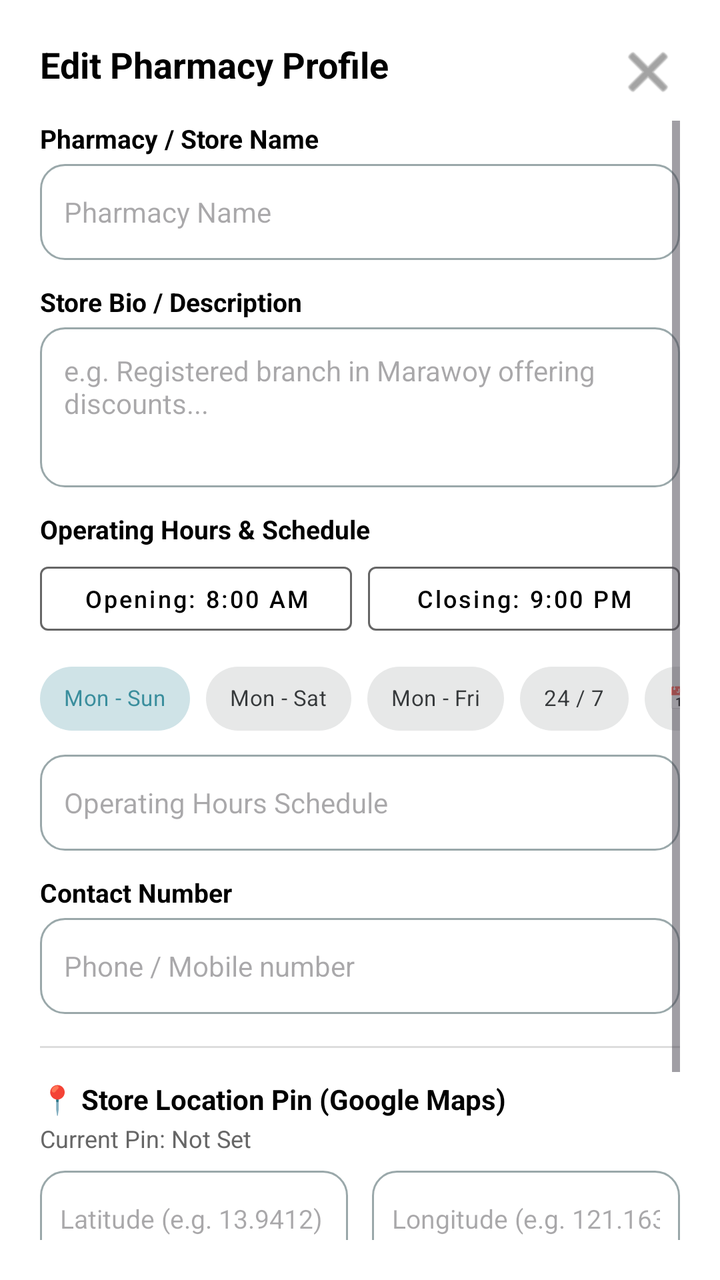
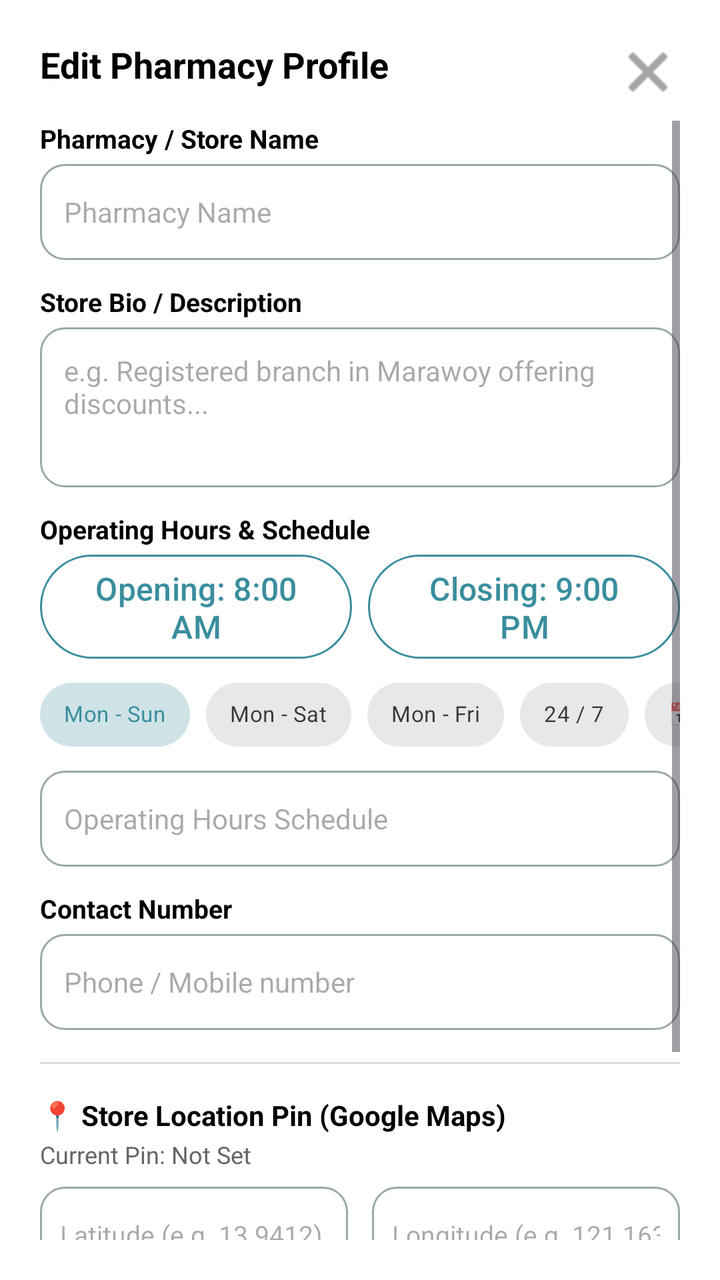

The first picture is an Android layout as it rendered before a commit; the second is the same layout after the commit. The layout source and the unified diff follow.
<!-- AndroidManifest.xml: application theme Theme.PharmaFind -->
<!-- res/layout/dialog_edit_pharmacy_profile.xml -->
<?xml version="1.0" encoding="utf-8"?>
<androidx.constraintlayout.widget.ConstraintLayout xmlns:android="http://schemas.android.com/apk/res/android"
    xmlns:app="http://schemas.android.com/apk/res-auto"
    android:layout_width="match_parent"
    android:layout_height="wrap_content"
    android:background="@color/white"
    android:padding="20dp">

    
    <TextView
        android:id="@+id/tvEditProfileTitle"
        android:layout_width="wrap_content"
        android:layout_height="wrap_content"
        android:text="Edit Pharmacy Profile"
        android:textColor="@color/black"
        android:textSize="18sp"
        android:textStyle="bold"
        app:layout_constraintStart_toStartOf="parent"
        app:layout_constraintTop_toTopOf="parent" />

    <ImageButton
        android:id="@+id/btnCloseEditProfile"
        android:layout_width="32dp"
        android:layout_height="32dp"
        android:background="?attr/selectableItemBackgroundBorderless"
        android:contentDescription="Close"
        android:src="@android:drawable/ic_menu_close_clear_cancel"
        app:tint="@color/text_gray"
        app:layout_constraintEnd_toEndOf="parent"
        app:layout_constraintTop_toTopOf="parent" />

    <ScrollView
        android:layout_width="match_parent"
        android:layout_height="wrap_content"
        android:layout_marginTop="16dp"
        app:layout_constraintTop_toBottomOf="@id/tvEditProfileTitle">

        <LinearLayout
            android:layout_width="match_parent"
            android:layout_height="wrap_content"
            android:orientation="vertical">

            
            <TextView
                android:layout_width="wrap_content"
                android:layout_height="wrap_content"
                android:text="Pharmacy / Store Name"
                android:textColor="@color/black"
                android:textSize="13sp"
                android:textStyle="bold" />

            <EditText
                android:id="@+id/etPharmacyNameEdit"
                android:layout_width="match_parent"
                android:layout_height="48dp"
                android:layout_marginTop="4dp"
                android:layout_marginBottom="12dp"
                android:background="@drawable/edittext_background"
                android:hint="Pharmacy Name"
                android:inputType="text"
                android:paddingHorizontal="12dp"
                android:textColor="@color/black"
                android:textSize="14sp" />

            
            <TextView
                android:layout_width="wrap_content"
                android:layout_height="wrap_content"
                android:text="Store Bio / Description"
                android:textColor="@color/black"
                android:textSize="13sp"
                android:textStyle="bold" />

            <EditText
                android:id="@+id/etBioEdit"
                android:layout_width="match_parent"
                android:layout_height="80dp"
                android:layout_marginTop="4dp"
                android:layout_marginBottom="12dp"
                android:background="@drawable/edittext_background"
                android:gravity="top|start"
                android:hint="e.g. Registered branch in Marawoy offering discounts..."
                android:inputType="textMultiLine"
                android:padding="12dp"
                android:textColor="@color/black"
                android:textSize="14sp" />

            
            <TextView
                android:layout_width="wrap_content"
                android:layout_height="wrap_content"
                android:text="Operating Hours &amp; Schedule"
                android:textColor="@color/black"
                android:textSize="13sp"
                android:textStyle="bold" />

            
            <LinearLayout
                android:layout_width="match_parent"
                android:layout_height="wrap_content"
                android:layout_marginTop="4dp"
                android:orientation="horizontal">

                <com.google.android.material.button.MaterialButton
                    android:id="@+id/btnOpeningTime"
                    style="@style/Widget.MaterialComponents.Button.OutlinedButton"
                    android:layout_width="0dp"
                    android:layout_height="44dp"
                    android:layout_marginEnd="4dp"
                    android:layout_weight="1"
                    android:text="Opening: 8:00 AM"
                    android:textAllCaps="false"
                    android:textColor="@color/black"
                    android:textSize="12sp"
                    app:strokeColor="@color/text_gray" />

                <com.google.android.material.button.MaterialButton
                    android:id="@+id/btnClosingTime"
                    style="@style/Widget.MaterialComponents.Button.OutlinedButton"
                    android:layout_width="0dp"
                    android:layout_height="44dp"
                    android:layout_marginStart="4dp"
                    android:layout_weight="1"
                    android:text="Closing: 9:00 PM"
                    android:textAllCaps="false"
                    android:textColor="@color/black"
                    android:textSize="12sp"
                    app:strokeColor="@color/text_gray" />

            </LinearLayout>

            
            <HorizontalScrollView
                android:layout_width="match_parent"
                android:layout_height="wrap_content"
                android:layout_marginTop="4dp"
                android:scrollbars="none">

                <com.google.android.material.chip.ChipGroup
                    android:id="@+id/chipGroupDays"
                    android:layout_width="wrap_content"
                    android:layout_height="wrap_content"
                    app:singleSelection="true"
                    app:selectionRequired="true">

                    <com.google.android.material.chip.Chip
                        android:id="@+id/chipMonSun"
                        style="@style/Widget.MaterialComponents.Chip.Choice"
                        android:layout_width="wrap_content"
                        android:layout_height="wrap_content"
                        android:checked="true"
                        android:text="Mon - Sun"
                        android:textSize="11sp" />

                    <com.google.android.material.chip.Chip
                        android:id="@+id/chipMonSat"
                        style="@style/Widget.MaterialComponents.Chip.Choice"
                        android:layout_width="wrap_content"
                        android:layout_height="wrap_content"
                        android:text="Mon - Sat"
                        android:textSize="11sp" />

                    <com.google.android.material.chip.Chip
                        android:id="@+id/chipMonFri"
                        style="@style/Widget.MaterialComponents.Chip.Choice"
                        android:layout_width="wrap_content"
                        android:layout_height="wrap_content"
                        android:text="Mon - Fri"
                        android:textSize="11sp" />

                    <com.google.android.material.chip.Chip
                        android:id="@+id/chip247"
                        style="@style/Widget.MaterialComponents.Chip.Choice"
                        android:layout_width="wrap_content"
                        android:layout_height="wrap_content"
                        android:text="24 / 7"
                        android:textSize="11sp" />

                    <com.google.android.material.chip.Chip
                        android:id="@+id/chipCustomDates"
                        style="@style/Widget.MaterialComponents.Chip.Choice"
                        android:layout_width="wrap_content"
                        android:layout_height="wrap_content"
                        android:text="📅 Select Date Range"
                        android:textSize="11sp" />

                </com.google.android.material.chip.ChipGroup>
            </HorizontalScrollView>

            <EditText
                android:id="@+id/etHoursEdit"
                android:layout_width="match_parent"
                android:layout_height="48dp"
                android:layout_marginTop="4dp"
                android:layout_marginBottom="12dp"
                android:background="@drawable/edittext_background"
                android:hint="Operating Hours Schedule"
                android:inputType="text"
                android:paddingHorizontal="12dp"
                android:textColor="@color/black"
                android:textSize="14sp" />

            
            <TextView
                android:layout_width="wrap_content"
                android:layout_height="wrap_content"
                android:text="Contact Number"
                android:textColor="@color/black"
                android:textSize="13sp"
                android:textStyle="bold" />

            <EditText
                android:id="@+id/etContactEdit"
                android:layout_width="match_parent"
                android:layout_height="48dp"
                android:layout_marginTop="4dp"
                android:layout_marginBottom="16dp"
                android:background="@drawable/edittext_background"
                android:hint="Phone / Mobile number"
                android:inputType="phone"
                android:paddingHorizontal="12dp"
                android:textColor="@color/black"
                android:textSize="14sp" />

            <View
                android:layout_width="match_parent"
                android:layout_height="1dp"
                android:layout_marginBottom="16dp"
                android:background="@color/divider_color" />

            
            <TextView
                android:layout_width="wrap_content"
                android:layout_height="wrap_content"
                android:text="📍 Store Location Pin (Google Maps)"
                android:textColor="@color/black"
                android:textSize="14sp"
                android:textStyle="bold" />

            <TextView
                android:id="@+id/tvPinCoordinates"
                android:layout_width="wrap_content"
                android:layout_height="wrap_content"
                android:layout_marginTop="2dp"
                android:text="Current Pin: Not Set"
                android:textColor="@color/text_gray"
                android:textSize="12sp" />

            <LinearLayout
                android:layout_width="match_parent"
                android:layout_height="wrap_content"
                android:layout_marginTop="8dp"
                android:orientation="horizontal">

                <EditText
                    android:id="@+id/etLatEdit"
                    android:layout_width="0dp"
                    android:layout_height="48dp"
                    android:layout_marginEnd="6dp"
                    android:layout_weight="1"
                    android:background="@drawable/edittext_background"
                    android:hint="Latitude (e.g. 13.9412)"
                    android:inputType="numberDecimal|numberSigned"
                    android:paddingHorizontal="10dp"
                    android:textColor="@color/black"
                    android:textSize="13sp" />

                <EditText
                    android:id="@+id/etLngEdit"
                    android:layout_width="0dp"
                    android:layout_height="48dp"
                    android:layout_marginStart="6dp"
                    android:layout_weight="1"
                    android:background="@drawable/edittext_background"
                    android:hint="Longitude (e.g. 121.1631)"
                    android:inputType="numberDecimal|numberSigned"
                    android:paddingHorizontal="10dp"
                    android:textColor="@color/black"
                    android:textSize="13sp" />

            </LinearLayout>

            <com.google.android.material.button.MaterialButton
                android:id="@+id/btnUseCurrentGPSPin"
                style="@style/Widget.MaterialComponents.Button.OutlinedButton"
                android:layout_width="match_parent"
                android:layout_height="48dp"
                android:layout_marginTop="8dp"
                android:text="🎯 Auto-Detect My Current GPS Location Pin"
                android:textAllCaps="false"
                android:textColor="@color/primary_teal"
                app:strokeColor="@color/primary_teal" />

            <com.google.android.material.button.MaterialButton
                android:id="@+id/btnPickPharmacyMap"
                style="@style/Widget.MaterialComponents.Button.OutlinedButton"
                android:layout_width="match_parent"
                android:layout_height="48dp"
                android:layout_marginTop="8dp"
                android:text="🗺️ Pick Store Location Manually on Map"
                android:textAllCaps="false"
                android:textColor="@color/primary_teal"
                app:strokeColor="@color/primary_teal" />

            
            <com.google.android.material.button.MaterialButton
                android:id="@+id/btnSavePharmacyProfile"
                android:layout_width="match_parent"
                android:layout_height="52dp"
                android:layout_marginTop="20dp"
                android:text="Save Profile &amp; Location Pin"
                android:textAllCaps="false"
                app:backgroundTint="@color/primary_teal"
                app:cornerRadius="26dp" />

        </LinearLayout>
    </ScrollView>

</androidx.constraintlayout.widget.ConstraintLayout>
<!-- resources referenced by this layout -->
<resources>
  <color name="black">#FF000000</color>
  <color name="divider_color">#DDDDDD</color>
  <color name="primary_teal">#3A8E9D</color>
  <color name="text_gray">#666666</color>
  <color name="white">#FFFFFFFF</color>
  <!-- drawable edittext_background (drawable) -->
  <?xml version="1.0" encoding="utf-8"?>
  <selector xmlns:android="http://schemas.android.com/apk/res/android">
      <item android:state_focused="true">
          <shape>
              <corners android:radius="12dp" />
              <stroke android:width="2dp" android:color="@color/primary_teal" />
              <solid android:color="@color/white" />
          </shape>
      </item>
      <item>
          <shape>
              <corners android:radius="12dp" />
              <stroke android:width="1dp" android:color="@color/field_border" />
              <solid android:color="@color/white" />
          </shape>
      </item>
  </selector>
  <color name="field_border">#9AA8AA</color>
  <style name="Base.Theme.PharmaFind" parent="Theme.Material3.Light.NoActionBar">
          <item name="android:forceDarkAllowed" tools:targetApi="q">false</item>
          
          
      </style>
  <color name="teal_container">#D6EEF1</color>
  <color name="primary_dark">#1F6371</color>
  <color name="on_surface">#1B1F21</color>
  <color name="surface_variant">#E3EBEC</color>
  <color name="on_surface_variant">#3F484A</color>
  <color name="outline">#6F797A</color>
  <color name="surface_container_low">#F4F8F8</color>
  <color name="surface_container">#EEF3F4</color>
  <color name="surface_container_high">#E8EEEF</color>
  <color name="surface_container_highest">#E2E9EA</color>
  <!-- unchanged entries left out for length: 1 -->
</resources>

<!-- the commit's change to res/layout/dialog_edit_pharmacy_profile.xml (unified diff, before → after) -->
@@ -102,30 +102,20 @@
                 android:orientation="horizontal">
 
                 <com.google.android.material.button.MaterialButton
+                    style="@style/Widget.PharmaFind.Button.Outlined"
                     android:id="@+id/btnOpeningTime"
-                    style="@style/Widget.MaterialComponents.Button.OutlinedButton"
-                    android:layout_width="0dp"
-                    android:layout_height="44dp"
+                    android:layout_width="0dp"
                     android:layout_marginEnd="4dp"
                     android:layout_weight="1"
-                    android:text="Opening: 8:00 AM"
-                    android:textAllCaps="false"
-                    android:textColor="@color/black"
-                    android:textSize="12sp"
-                    app:strokeColor="@color/text_gray" />
+                    android:text="Opening: 8:00 AM" />
 
                 <com.google.android.material.button.MaterialButton
+                    style="@style/Widget.PharmaFind.Button.Outlined"
                     android:id="@+id/btnClosingTime"
-                    style="@style/Widget.MaterialComponents.Button.OutlinedButton"
-                    android:layout_width="0dp"
-                    android:layout_height="44dp"
+                    android:layout_width="0dp"
                     android:layout_marginStart="4dp"
                     android:layout_weight="1"
-                    android:text="Closing: 9:00 PM"
-                    android:textAllCaps="false"
-                    android:textColor="@color/black"
-                    android:textSize="12sp"
-                    app:strokeColor="@color/text_gray" />
+                    android:text="Closing: 9:00 PM" />
 
             </LinearLayout>
 
@@ -281,37 +271,26 @@
             </LinearLayout>
 
             <com.google.android.material.button.MaterialButton
+                style="@style/Widget.PharmaFind.Button.Outlined"
                 android:id="@+id/btnUseCurrentGPSPin"
-                style="@style/Widget.MaterialComponents.Button.OutlinedButton"
-                android:layout_width="match_parent"
-                android:layout_height="48dp"
+                android:layout_width="match_parent"
                 android:layout_marginTop="8dp"
-                android:text="🎯 Auto-Detect My Current GPS Location Pin"
-                android:textAllCaps="false"
-                android:textColor="@color/primary_teal"
-                app:strokeColor="@color/primary_teal" />
+                android:text="🎯 Auto-Detect My Current GPS Location Pin" />
 
             <com.google.android.material.button.MaterialButton
+                style="@style/Widget.PharmaFind.Button.Outlined"
                 android:id="@+id/btnPickPharmacyMap"
-                style="@style/Widget.MaterialComponents.Button.OutlinedButton"
-                android:layout_width="match_parent"
-                android:layout_height="48dp"
+                android:layout_width="match_parent"
                 android:layout_marginTop="8dp"
-                android:text="🗺️ Pick Store Location Manually on Map"
-                android:textAllCaps="false"
-                android:textColor="@color/primary_teal"
-                app:strokeColor="@color/primary_teal" />
+                android:text="🗺️ Pick Store Location Manually on Map" />
 
             
             <com.google.android.material.button.MaterialButton
+                style="@style/Widget.PharmaFind.Button"
                 android:id="@+id/btnSavePharmacyProfile"
                 android:layout_width="match_parent"
-                android:layout_height="52dp"
                 android:layout_marginTop="20dp"
-                android:text="Save Profile &amp; Location Pin"
-                android:textAllCaps="false"
-                app:backgroundTint="@color/primary_teal"
-                app:cornerRadius="26dp" />
+                android:text="Save Profile &amp; Location Pin" />
 
         </LinearLayout>
     </ScrollView>
<!-- resource entries referenced after the edit -->
@@ -23,6 +23,26 @@
           </shape>
       </item>
   </selector>
+  <style name="Widget.PharmaFind.Button" parent="Widget.Material3.Button">
+          <item name="android:layout_height">52dp</item>
+          <item name="android:insetTop">0dp</item>
+          <item name="android:insetBottom">0dp</item>
+          <item name="cornerRadius">26dp</item>
+          <item name="backgroundTint">@color/primary_teal</item>
+          <item name="android:textColor">@color/white</item>
+          <item name="android:textSize">16sp</item>
+          <item name="android:textAllCaps">false</item>
+      </style>
+  <style name="Widget.PharmaFind.Button.Outlined" parent="Widget.Material3.Button.OutlinedButton">
+          <item name="android:layout_height">52dp</item>
+          <item name="android:insetTop">0dp</item>
+          <item name="android:insetBottom">0dp</item>
+          <item name="cornerRadius">26dp</item>
+          <item name="strokeColor">@color/primary_teal</item>
+          <item name="android:textColor">@color/primary_teal</item>
+          <item name="android:textSize">16sp</item>
+          <item name="android:textAllCaps">false</item>
+      </style>
   <color name="field_border">#9AA8AA</color>
   <style name="Base.Theme.PharmaFind" parent="Theme.Material3.Light.NoActionBar">
           <item name="android:forceDarkAllowed" tools:targetApi="q">false</item>
